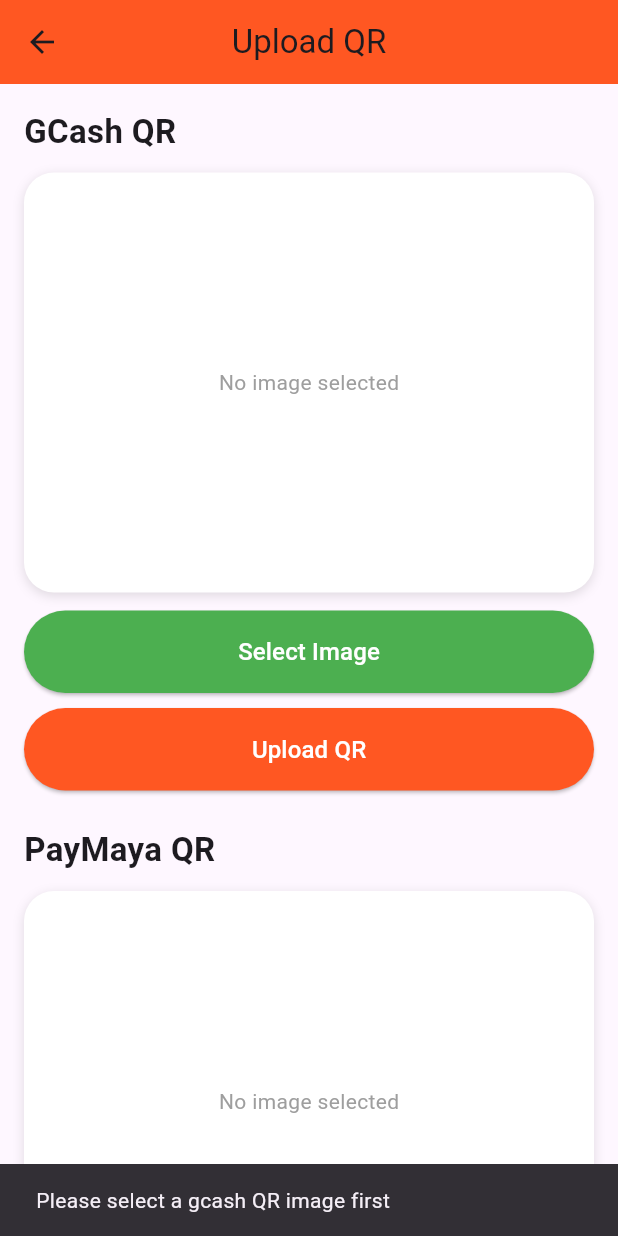
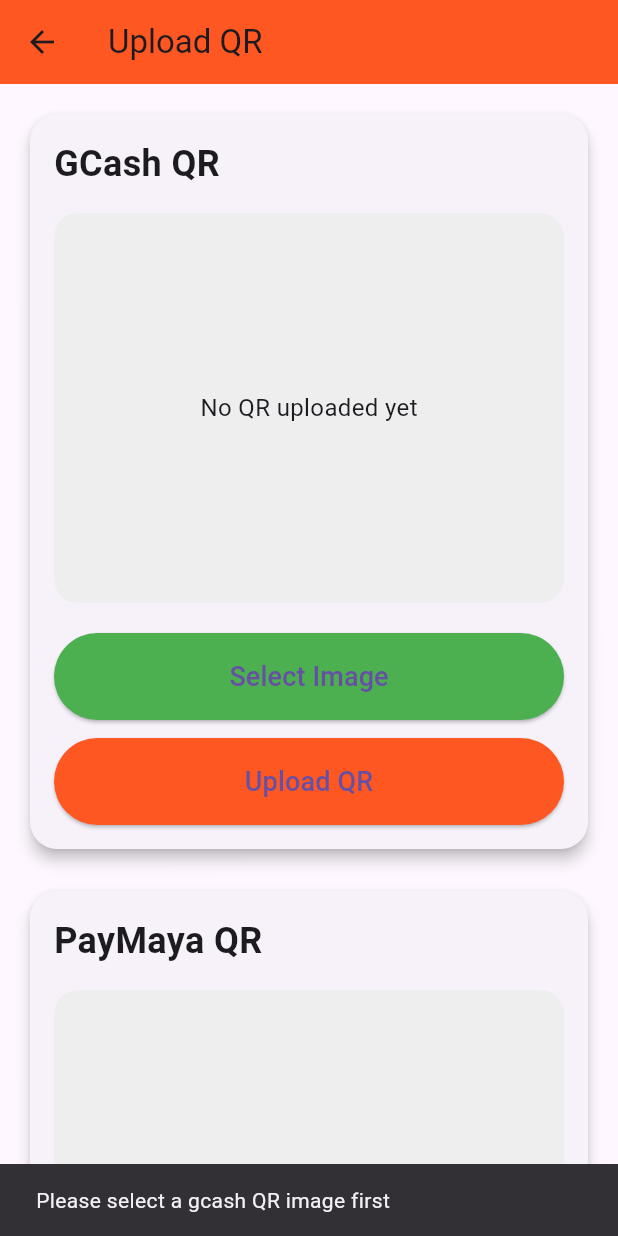
Before and after one commit to prngc14/rentpay_app, a Flutter app: the UploadQrScreen screen opened directly, after a tap on "Upload QR", on a phone screen of 412 x 824 dp. Run offline on Flutter 3.47's test engine with Material 3 defaults, Android fonts, the phone set to English and light mode, and no system bars; our stand-ins replace cloud_firestore, firebase_auth, firebase_core, image_picker; accounts and stored records are empty.

```diff
--- a/lib/screens/owner/upload_qr_screen.dart
+++ b/lib/screens/owner/upload_qr_screen.dart
@@ -1,10 +1,6 @@
 import 'dart:io';
-
 import 'package:flutter/material.dart';
 import 'package:image_picker/image_picker.dart';
-import 'package:firebase_auth/firebase_auth.dart';
-import 'package:firebase_storage/firebase_storage.dart';
-
 import '../../services/firestore_service.dart';
 
 class UploadQrScreen extends StatefulWidget {
@@ -20,10 +16,10 @@
   File? gcashImage;
   File? mayaImage;
 
-  bool isLoading = false;
-
   String? gcashUrl;
   String? mayaUrl;
+
+  bool isLoading = true;
 
   @override
   void initState() {
@@ -32,122 +28,136 @@
   }
 
   Future<void> loadExistingQr() async {
-    final user = FirebaseAuth.instance.currentUser;
-    if (user == null) return;
-
-    final data = await firestore.getOwnerQR(user.uid);
-
+    try {
+      final data = await firestore.getOwnerQrData();
       if (data != null) {
         setState(() {
-        gcashUrl = data["gcashQr"];
-        mayaUrl = data["paymayaQr"];
+          gcashUrl = data['gcashQr'];
+          mayaUrl = data['mayaQr'];
+        });
+      }
+    } catch (e) {
+      debugPrint("Error loading QR: $e");
+    }
+
+    setState(() {
+      isLoading = false;
+    });
+  }
+
+  Future<void> pickImage(String type) async {
+    final picked = await ImagePicker().pickImage(source: ImageSource.gallery);
+
+    if (picked != null) {
+      setState(() {
+        if (type == "gcash") {
+          gcashImage = File(picked.path);
+        } else {
+          mayaImage = File(picked.path);
+        }
       });
     }
   }
 
-  @override
-  Widget build(BuildContext context) {
-    return Scaffold(
-      appBar: AppBar(
-        title: const Text("Upload QR"),
-        backgroundColor: Colors.deepOrange,
-        centerTitle: true,
-      ),
-      body: SingleChildScrollView(
-        padding: const EdgeInsets.all(16),
-        child: Column(
-          children: [
-            _buildQrCard(
-              title: "GCash QR",
-              localImage: gcashImage,
-              networkUrl: gcashUrl,
-              buttonColor: Colors.green,
-              onPick: () => _pickImage("gcash"),
-              onUpload: () => _uploadQr("gcash"),
-            ),
-            const SizedBox(height: 24),
-            _buildQrCard(
-              title: "PayMaya QR",
-              localImage: mayaImage,
-              networkUrl: mayaUrl,
-              buttonColor: Colors.blue,
-              onPick: () => _pickImage("maya"),
-              onUpload: () => _uploadQr("maya"),
-            ),
-          ],
-        ),
-      ),
+  Future<void> uploadQr(String type) async {
+    try {
+      setState(() {
+        isLoading = true;
+      });
+
+      File? selectedFile = type == "gcash" ? gcashImage : mayaImage;
+
+      if (selectedFile == null) {
+        ScaffoldMessenger.of(context).showSnackBar(
+          SnackBar(content: Text("Please select a $type QR image first")),
+        );
+        setState(() {
+          isLoading = false;
+        });
+        return;
+      }
+
+      await firestore.uploadOwnerQr(
+        file: selectedFile,
+        type: type,
+      );
+
+      await loadExistingQr();
+
+      ScaffoldMessenger.of(context).showSnackBar(
+        SnackBar(
+            content: Text("${type.toUpperCase()} QR uploaded successfully")),
+      );
+    } catch (e) {
+      ScaffoldMessenger.of(context).showSnackBar(
+        SnackBar(content: Text("Upload failed: $e")),
       );
     }
 
-  Widget _buildQrCard({
+    setState(() {
+      isLoading = false;
+    });
+  }
+
+  Widget buildQrCard({
     required String title,
-    required File? localImage,
+    required File? localFile,
     required String? networkUrl,
     required Color buttonColor,
     required VoidCallback onPick,
     required VoidCallback onUpload,
   }) {
-    Widget imageWidget;
-
-    if (localImage != null) {
-      imageWidget = Image.file(
-        localImage,
-        height: 250,
-        fit: BoxFit.contain,
-      );
-    } else if (networkUrl != null && networkUrl!.isNotEmpty) {
-      imageWidget = Image.network(
-        networkUrl!,
-        height: 250,
-        fit: BoxFit.contain,
-        errorBuilder: (context, error, stackTrace) {
-          return const Center(
-            child: Text(
-              "Broken image / QR not found",
-              style: TextStyle(color: Colors.red),
+    return Card(
+      elevation: 4,
+      shape: RoundedRectangleBorder(
+        borderRadius: BorderRadius.circular(18),
       ),
-          );
-        },
-      );
-    } else {
-      imageWidget = const Center(
-        child: Text(
-          "No image selected",
-          style: TextStyle(color: Colors.grey),
-        ),
-      );
-    }
-
-    return Column(
+      child: Padding(
+        padding: const EdgeInsets.all(16),
+        child: Column(
           crossAxisAlignment: CrossAxisAlignment.start,
           children: [
             Text(
               title,
               style: const TextStyle(
-            fontSize: 22,
+                fontSize: 24,
                 fontWeight: FontWeight.bold,
               ),
             ),
-        const SizedBox(height: 12),
+            const SizedBox(height: 16),
             Container(
               width: double.infinity,
-          height: 280,
-          padding: const EdgeInsets.all(16),
+              height: 260,
               decoration: BoxDecoration(
-            color: Colors.white,
-            borderRadius: BorderRadius.circular(20),
-            boxShadow: const [
-              BoxShadow(
-                blurRadius: 6,
-                color: Colors.black12,
-                offset: Offset(0, 2),
+                color: Colors.grey.shade200,
+                borderRadius: BorderRadius.circular(16),
               ),
-            ],
+              child: ClipRRect(
+                borderRadius: BorderRadius.circular(16),
+                child: localFile != null
+                    ? Image.file(localFile, fit: BoxFit.contain)
+                    : (networkUrl != null && networkUrl.isNotEmpty)
+                        ? Image.network(
+                            networkUrl,
+                            fit: BoxFit.contain,
+                            errorBuilder: (context, error, stackTrace) {
+                              return const Center(
+                                child: Text(
+                                  "Failed to load QR image",
+                                  style: TextStyle(color: Colors.red),
                                 ),
-          child: Center(child: imageWidget),
+                              );
+                            },
+                          )
+                        : const Center(
+                            child: Text(
+                              "No QR uploaded yet",
+                              style: TextStyle(fontSize: 16),
                             ),
-        const SizedBox(height: 12),
+                          ),
+              ),
+            ),
+            const SizedBox(height: 20),
             SizedBox(
               width: double.infinity,
               child: ElevatedButton(
@@ -161,15 +171,15 @@
                 ),
                 child: const Text(
                   "Select Image",
-              style: TextStyle(fontSize: 16, color: Colors.white),
+                  style: TextStyle(fontSize: 18),
                 ),
               ),
             ),
-        const SizedBox(height: 10),
+            const SizedBox(height: 12),
             SizedBox(
               width: double.infinity,
               child: ElevatedButton(
-            onPressed: isLoading ? null : onUpload,
+                onPressed: onUpload,
                 style: ElevatedButton.styleFrom(
                   backgroundColor: Colors.deepOrange,
                   padding: const EdgeInsets.symmetric(vertical: 16),
@@ -177,89 +187,54 @@
                     borderRadius: BorderRadius.circular(30),
                   ),
                 ),
-            child: isLoading
-                ? const CircularProgressIndicator(color: Colors.white)
-                : const Text(
+                child: const Text(
                   "Upload QR",
-                    style: TextStyle(fontSize: 16, color: Colors.white),
+                  style: TextStyle(fontSize: 18),
                 ),
               ),
             ),
           ],
+        ),
+      ),
     );
   }
 
-  Future<void> _pickImage(String type) async {
-    final picker = ImagePicker();
-    final picked = await picker.pickImage(source: ImageSource.gallery);
-
-    if (picked == null) return;
-
-    setState(() {
-      if (type == "gcash") {
-        gcashImage = File(picked.path);
-      } else {
-        mayaImage = File(picked.path);
-      }
-    });
-  }
-
-  Future<void> _uploadQr(String type) async {
-    final user = FirebaseAuth.instance.currentUser;
-    if (user == null) return;
-
-    File? selectedFile = type == "gcash" ? gcashImage : mayaImage;
-
-    if (selectedFile == null) {
-      ScaffoldMessenger.of(context).showSnackBar(
-        SnackBar(content: Text("Please select a $type QR image first")),
-      );
-      return;
-    }
-
-    setState(() => isLoading = true);
-
-    try {
-      final storageRef = FirebaseStorage.instance
-          .ref()
-          .child("owner_qr")
-          .child(user.uid)
-          .child("$type.jpg");
-
-      await storageRef.putFile(selectedFile);
-
-      final downloadUrl = await storageRef.getDownloadURL();
-
-      if (type == "gcash") {
-        gcashUrl = downloadUrl;
-      } else {
-        mayaUrl = downloadUrl;
-      }
-
-      await firestore.saveOwnerQR(
-        user.uid,
-        type == "gcash" ? gcashUrl : null,
-        type == "maya" ? mayaUrl : null,
-      );
-
-      if (!mounted) return;
-
-      setState(() {});
-
-      ScaffoldMessenger.of(context).showSnackBar(
-        SnackBar(
-            content: Text("${type.toUpperCase()} QR uploaded successfully")),
-      );
-    } catch (e) {
-      if (!mounted) return;
-
-      ScaffoldMessenger.of(context).showSnackBar(
-        SnackBar(content: Text("Upload failed: $e")),
+  @override
+  Widget build(BuildContext context) {
+    return Scaffold(
+      appBar: AppBar(
+        title: const Text("Upload QR"),
+        backgroundColor: Colors.deepOrange,
+      ),
+      body: isLoading
+          ? const Center(child: CircularProgressIndicator())
+          : SafeArea(
+              child: SingleChildScrollView(
+                padding: const EdgeInsets.all(16),
+                child: Column(
+                  children: [
+                    buildQrCard(
+                      title: "GCash QR",
+                      localFile: gcashImage,
+                      networkUrl: gcashUrl,
+                      buttonColor: Colors.green,
+                      onPick: () => pickImage("gcash"),
+                      onUpload: () => uploadQr("gcash"),
+                    ),
+                    const SizedBox(height: 20),
+                    buildQrCard(
+                      title: "PayMaya QR",
+                      localFile: mayaImage,
+                      networkUrl: mayaUrl,
+                      buttonColor: Colors.blue,
+                      onPick: () => pickImage("maya"),
+                      onUpload: () => uploadQr("maya"),
+                    ),
+                    const SizedBox(height: 30),
+                  ],
+                ),
+              ),
+            ),
     );
   }
-
-    if (mounted) {
-      setState(() => isLoading = false);
 }
-  }
-}
--- a/lib/services/firestore_service.dart
+++ b/lib/services/firestore_service.dart
@@ -1,13 +1,12 @@
 import 'dart:io';
 import 'package:cloud_firestore/cloud_firestore.dart';
 import 'package:firebase_auth/firebase_auth.dart';
-import 'package:firebase_storage/firebase_storage.dart';
 import '../models/user_model.dart';
+import 'cloudinary_service.dart';
 
 class FirestoreService {
   final FirebaseFirestore _db = FirebaseFirestore.instance;
   final FirebaseAuth _auth = FirebaseAuth.instance;
-  final FirebaseStorage _storage = FirebaseStorage.instance;
 
   // ===============================
   // CREATE USER
@@ -51,7 +50,7 @@
   }
 
   // ===============================
-  // SAVE OWNER QR (OLD METHOD - KEEPING THIS)
+  // SAVE OWNER QR (OLD METHOD)
   // ===============================
   Future<void> saveOwnerQR(
     String ownerId,
@@ -65,8 +64,7 @@
   }
 
   // ===============================
-  // NEW: GET CURRENT OWNER QR DATA
-  // Used by upload_qr_screen.dart
+  // GET CURRENT OWNER QR DATA
   // ===============================
   Future<Map<String, dynamic>?> getOwnerQrData() async {
     final user = _auth.currentUser;
@@ -79,8 +77,7 @@
   }
 
   // ===============================
-  // NEW: UPLOAD OWNER QR IMAGE
-  // Used by upload_qr_screen.dart
+  // UPLOAD OWNER QR IMAGE USING CLOUDINARY
   // ===============================
   Future<void> uploadOwnerQr({
     required File file,
@@ -89,19 +86,19 @@
     final user = _auth.currentUser;
     if (user == null) throw Exception("User not logged in");
 
-    final fileName = "${type}_${DateTime.now().millisecondsSinceEpoch}.jpg";
-    final ref = _storage.ref().child("owner_qr/${user.uid}/$fileName");
+    final imageUrl = await uploadToCloudinary(file);
 
-    await ref.putFile(file);
-    final downloadUrl = await ref.getDownloadURL();
+    if (imageUrl == null) {
+      throw Exception("Cloudinary upload failed");
+    }
 
     if (type == "gcash") {
       await _db.collection("users").doc(user.uid).update({
-        "gcashQr": downloadUrl,
+        "gcashQr": imageUrl,
       });
     } else if (type == "maya") {
       await _db.collection("users").doc(user.uid).update({
-        "paymayaQr": downloadUrl,
+        "paymayaQr": imageUrl,
       });
     }
   }
```
Lines whose indentation alone changed are shown as unchanged.
